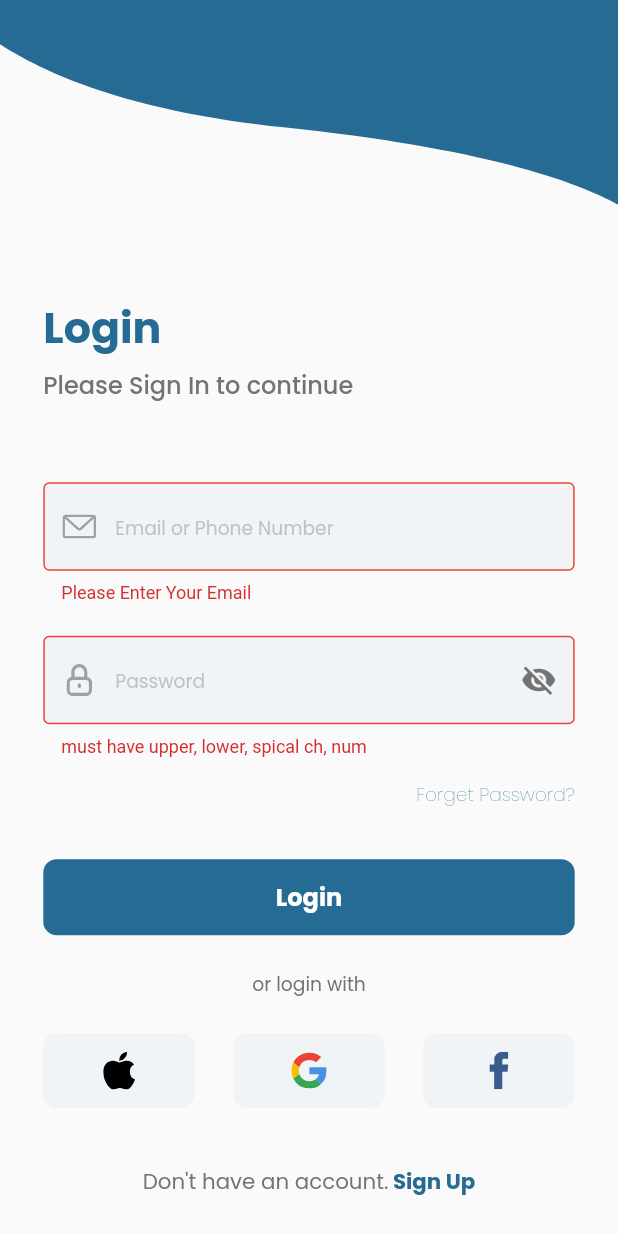
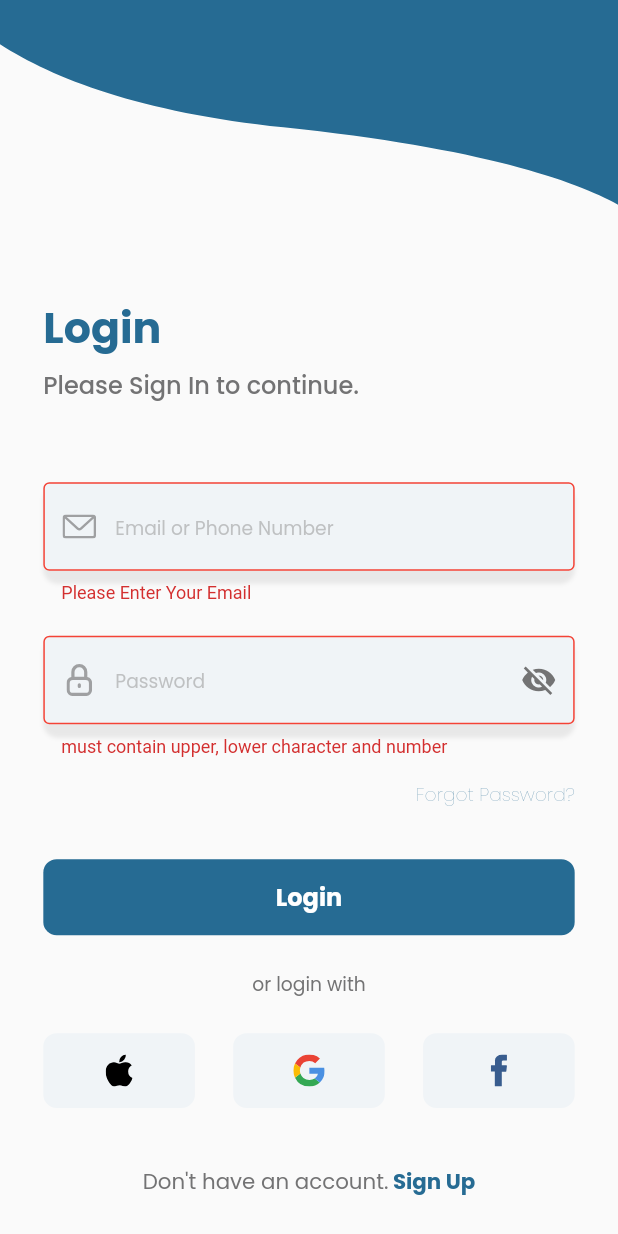
Before and after one commit to Hurair17/zia, a Flutter app: the LoginScreen screen opened directly, after a tap on "Login", on a phone screen of 412 x 824 dp. Run offline on Flutter 3.47's test engine with Material 2 defaults, Android fonts, the light colour scheme and no system bars; our stand-ins replace flutter_countdown_timer, flutter_screenutil, flutter_svg, get, get_it, google_fonts and 3 more; accounts and stored records are empty.

Commit message:
Login SignUp Forget Password Screen Design Fix

```diff
--- a/lib/core/constant/color.dart
+++ b/lib/core/constant/color.dart
@@ -3,3 +3,4 @@ import 'package:flutter/material.dart';
 const Color kprimaryColor = Color(0xFF266B93);
 const Color ksecondaryColor = Color(0xFF737374);
 const Color ksecondaryColorForBack = Color(0xFFF0F4F7);
+const Color kshadowColor = Color(0xFF000000);
--- a/lib/ui/custom_widget/elevated_btn_for_social_sites.dart
+++ b/lib/ui/custom_widget/elevated_btn_for_social_sites.dart
@@ -24,7 +24,12 @@ class LoginScreenEvletedBtnForSocialSites extends StatelessWidget {
         minimumSize: Size(105.w, 56.h),
         alignment: Alignment.center,
       ),
-      child: SvgPicture.asset(path),
+      child: SvgPicture.asset(
+        path,
+        height: 24.h,
+        width: 23.w,
+        // fit: BoxFit.scaleDown,
+      ),
     );
   }
 }
--- a/lib/ui/custom_widget/password_txt_form_field.dart
+++ b/lib/ui/custom_widget/password_txt_form_field.dart
@@ -34,7 +34,22 @@ class _PassTxtFormFieldState extends State<PassTxtFormField> {
 
   @override
   Widget build(BuildContext context) {
-    return TextFormField(
+    return Stack(
+      children: [
+        Container(
+          height: 73.h,
+          decoration: BoxDecoration(
+            borderRadius: BorderRadius.circular(10),
+            boxShadow: [
+              BoxShadow(
+                color: kshadowColor.withOpacity(0.07),
+                blurRadius: 2.r,
+                offset: Offset(0, 3.h),
+              ),
+            ],
+          ),
+        ),
+        TextFormField(
           controller: widget.control,
           validator: widget.validation,
           onChanged: widget.onChanged,
@@ -90,6 +105,8 @@ class _PassTxtFormFieldState extends State<PassTxtFormField> {
             ),
           ),
           cursorColor: const Color(0xFF8E8E8E),
+        ),
+      ],
     );
   }
 }
--- a/lib/ui/custom_widget/user_info_txt_form_field.dart
+++ b/lib/ui/custom_widget/user_info_txt_form_field.dart
@@ -1,6 +1,8 @@
 import 'package:flutter/material.dart';
 import 'package:flutter_screenutil/flutter_screenutil.dart';
 import 'package:flutter_svg/flutter_svg.dart';
+
+import '../../core/constant/color.dart';
 
 class TxtFormField extends StatelessWidget {
   String? hintText;
@@ -22,7 +24,22 @@ class TxtFormField extends StatelessWidget {
 
   @override
   Widget build(BuildContext context) {
-    return TextFormField(
+    return Stack(
+      children: [
+        Container(
+          height: 73.h,
+          decoration: BoxDecoration(
+            borderRadius: BorderRadius.circular(10),
+            boxShadow: [
+              BoxShadow(
+                color: kshadowColor.withOpacity(0.07),
+                blurRadius: 2.r,
+                offset: Offset(0, 3.h),
+              ),
+            ],
+          ),
+        ),
+        TextFormField(
           validator: validation,
           decoration: InputDecoration(
             errorText: errorText,
@@ -57,6 +74,8 @@ class TxtFormField extends StatelessWidget {
             ),
           ),
           cursorColor: const Color(0xFF8E8E8E),
+        ),
+      ],
     );
   }
 }
--- a/lib/ui/screens/forget_password/forget_pass_screen.dart
+++ b/lib/ui/screens/forget_password/forget_pass_screen.dart
@@ -44,7 +44,7 @@ class ForgetPasswordScreen extends StatelessWidget {
                               height: 46.h,
                             ),
                             Text(
-                              'Forget Password',
+                              'Forgot Password',
                               style: TextStyle(
                                 color: kprimaryColor,
                                 fontFamily: 'Poppins',
--- a/lib/ui/screens/forget_password/forget_pass_view_model.dart
+++ b/lib/ui/screens/forget_password/forget_pass_view_model.dart
@@ -29,13 +29,12 @@ class ForgetPassViewModel extends ChangeNotifier {
   }
 
   String? passwordValidation(String? password) {
-    String pattern =
-        r'^(?=.*?[A-Z])(?=.*?[a-z])(?=.*?[0-9])(?=.*?[!@#\$&*~]).{8,}$';
+    String pattern = r'^(?=.*?[A-Z])(?=.*?[a-z])(?=.*?[0-9]).{8,}$';
     RegExp regExp = RegExp(pattern);
     if (regExp.hasMatch(password!)) {
       return null;
     } else {
-      return "must have upper, lower, spical ch, num ";
+      return "must contain upper, lower character and number ";
     }
   }
 
--- a/lib/ui/screens/forget_password/otp_screen.dart
+++ b/lib/ui/screens/forget_password/otp_screen.dart
@@ -50,7 +50,7 @@ class _OtpScreenState extends State<OtpScreen> {
                       crossAxisAlignment: CrossAxisAlignment.start,
                       children: [
                         Text(
-                          'Forget Password',
+                          'Forgot Password',
                           style: TextStyle(
                             color: kprimaryColor,
                             fontFamily: 'Poppins',
@@ -112,12 +112,12 @@ class _OtpScreenState extends State<OtpScreen> {
                                 height: 59.h,
                               ),
                               Text(
-                                'Resend code in  sseconds.',
+                                'Resend code in ${15} seconds.',
                                 style: TextStyle(
                                   color: kprimaryColor,
                                   fontFamily: 'Poppins',
                                   fontSize: 14.sp,
-                                  fontWeight: FontWeight.w400,
+                                  fontWeight: FontWeight.w500,
                                 ),
                               )
                             ],
--- a/lib/ui/screens/login_screen/login.dart
+++ b/lib/ui/screens/login_screen/login.dart
@@ -59,7 +59,7 @@ class LoginScreen extends StatelessWidget {
                           height: 5.h,
                         ),
                         Text(
-                          'Please Sign In to continue',
+                          'Please Sign In to continue.',
                           style: TextStyle(
                             color: ksecondaryColor,
                             fontSize: 18.sp,
@@ -113,12 +113,12 @@ class LoginScreen extends StatelessWidget {
                               Get.to(ForgetPasswordScreen());
                             },
                             child: Text(
-                              'Forget Password?',
+                              'Forgot Password?',
                               style: TextStyle(
-                                color: kprimaryColor,
+                                color: kprimaryColor.withOpacity(0.65),
                                 fontFamily: 'Poppins',
                                 fontSize: 14.sp,
-                                fontWeight: FontWeight.w100,
+                                fontWeight: FontWeight.w200,
                               ),
                             ),
                           ),
--- a/lib/ui/screens/login_screen/login_view_model.dart
+++ b/lib/ui/screens/login_screen/login_view_model.dart
@@ -13,13 +13,12 @@ class LoginViewModel extends ChangeNotifier {
   }
 
   String? passwordValidation(String? value) {
-    String pattern =
-        r'^(?=.*?[A-Z])(?=.*?[a-z])(?=.*?[0-9])(?=.*?[!@#\$&*~]).{8,}$';
+    String pattern = r'^(?=.*?[A-Z])(?=.*?[a-z])(?=.*?[0-9]).{8,}$';
     RegExp regExp = RegExp(pattern);
     if (regExp.hasMatch(value!)) {
       return null;
     } else {
-      return "must have upper, lower, spical ch, num ";
+      return "must contain upper, lower character and number ";
     }
   }
 }
--- a/lib/ui/screens/signup_screen/signup_view_model.dart
+++ b/lib/ui/screens/signup_screen/signup_view_model.dart
@@ -24,13 +24,12 @@ class SignUpViewModel extends ChangeNotifier {
   }
 
   String? passwordValidation(String? password) {
-    String pattern =
-        r'^(?=.*?[A-Z])(?=.*?[a-z])(?=.*?[0-9])(?=.*?[!@#\$&*~]).{8,}$';
+    String pattern = r'^(?=.*?[A-Z])(?=.*?[a-z])(?=.*?[0-9]).{8,}$';
     RegExp regExp = RegExp(pattern);
     if (regExp.hasMatch(password!)) {
       return null;
     } else {
-      return "must have upper, lower, spical ch, num ";
+      return "must contain upper, lower character and number ";
     }
   }
 
```
Lines whose indentation alone changed are shown as unchanged.
